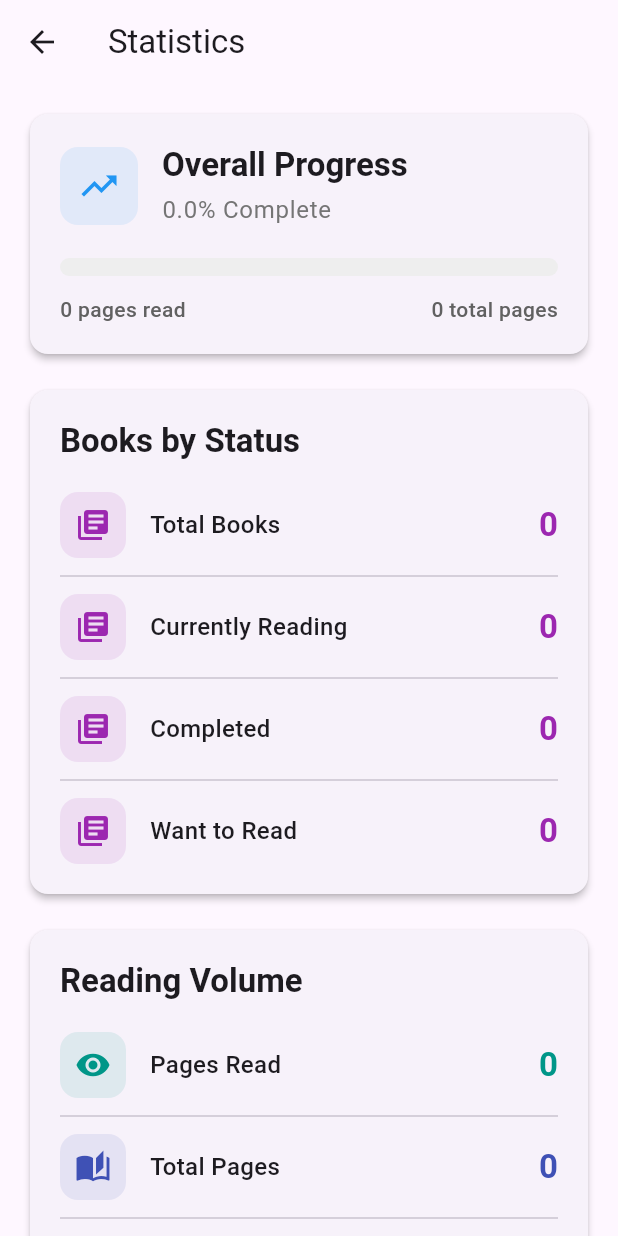
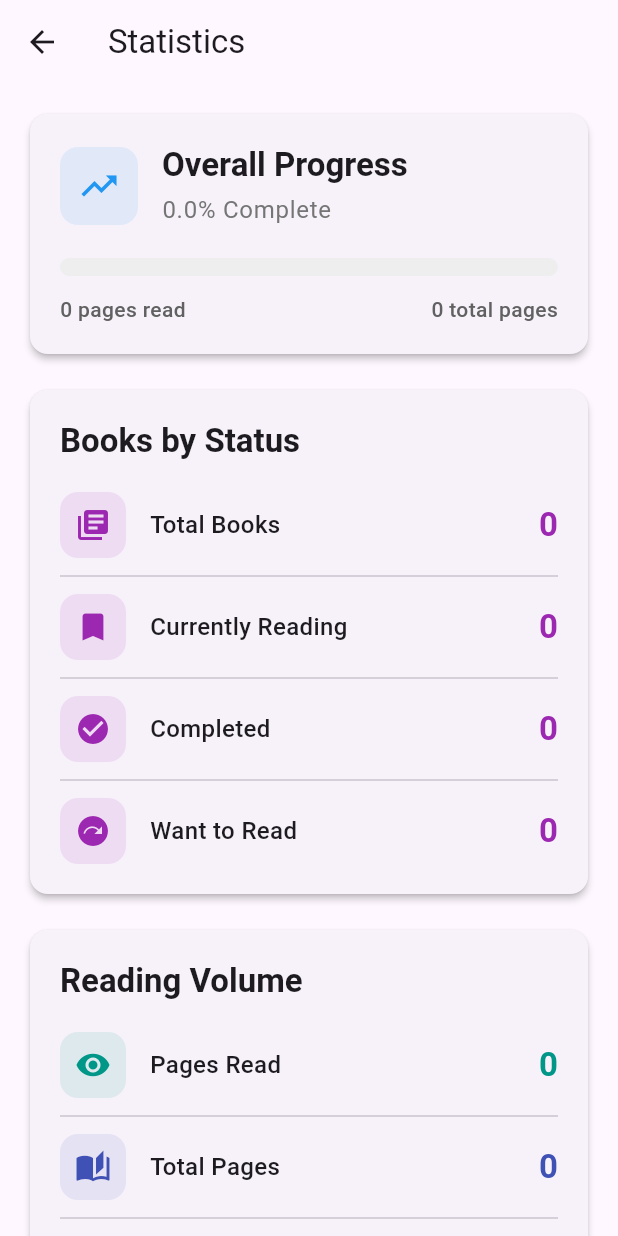
Before and after one commit to NityamJoshi24/BookLibrary, a Flutter app: the screen it shows after launch, after a tap on the "bar chart" icon, on a phone screen of 412 x 824 dp. Run offline on Flutter 3.47's test engine with Material 3 defaults, Android fonts, the phone set to English and light mode, and no system bars; our stand-ins replace flutter_riverpod, shared_preferences.

Commit message:
Stats Added

```diff
--- a/lib/main.dart
+++ b/lib/main.dart
@@ -3,6 +3,7 @@ import 'package:book_library/providers/filter_providers.dart';
 import 'package:book_library/screens/book_details_screen.dart';
 import 'package:book_library/screens/statistics_screen.dart';
 import 'package:flutter/material.dart';
+import 'package:flutter/services.dart';
 import 'package:flutter_riverpod/flutter_riverpod.dart';
 
 import 'models/book.dart';
@@ -130,6 +131,7 @@ class BookListScreen extends ConsumerWidget {
       floatingActionButton: FloatingActionButton(
         onPressed: () => _showAddBookDialog(context, ref),
         child: Icon(Icons.add),
+
       ),
     );
   }
@@ -192,7 +194,13 @@ void _showAddBookDialog(BuildContext context, WidgetRef ref){
             labelText: 'Total Pages',
             border: OutlineInputBorder(),
           ),
-          keyboardType: TextInputType.number,
+          keyboardType: TextInputType.numberWithOptions(
+            decimal: false,
+            signed: false
+          ),
+          inputFormatters: [
+            FilteringTextInputFormatter.digitsOnly
+          ],
         )
       ],
     ),
--- a/lib/screens/statistics_screen.dart
+++ b/lib/screens/statistics_screen.dart
@@ -1,7 +1,5 @@
-import 'package:flutter/cupertino.dart';
 import 'package:flutter/material.dart';
 import 'package:flutter_riverpod/flutter_riverpod.dart';
-
 import '../providers/statistics_provider.dart';
 
 class StatisticsScreen extends ConsumerWidget {
@@ -12,7 +10,7 @@ class StatisticsScreen extends ConsumerWidget {
     final statsAsync = ref.watch(statisticsProvider);
 
     return Scaffold(
-      appBar: AppBar(title: Text('Statistics',),
+      appBar: AppBar(title: const Text('Statistics',),
       elevation: 0,
       ),
 
@@ -22,31 +20,31 @@ class StatisticsScreen extends ConsumerWidget {
             child: Column(
               mainAxisAlignment: MainAxisAlignment.center,
               children: [
-                Icon(Icons.error_outline, size: 48, color: Colors.red,),
-                SizedBox(height: 16,),
+                const Icon(Icons.error_outline, size: 48, color: Colors.red,),
+                const SizedBox(height: 16,),
                 Text('Error: $error'),
               ],
             ),
           ),
-          loading: () => Center(child: CircularProgressIndicator(),)),
+          loading: () => const Center(child: CircularProgressIndicator(),)),
     );
   }
 }
 
 Widget _buildStatsContent(BuildContext context, ReadingStats stats) {
   return SingleChildScrollView(
-    padding: EdgeInsets.all(16),
+    padding: const EdgeInsets.all(16),
     child: Column(
       crossAxisAlignment: CrossAxisAlignment.start,
       children: [
         _buildProgressCard(context, stats),
-        SizedBox(height: 16,),
+        const SizedBox(height: 16,),
 
         _buildBooksStatusCard(context,stats),
-        SizedBox(height: 16,),
+        const SizedBox(height: 16,),
 
         _buildReadingVolumeCard(context, stats),
-        SizedBox(height: 16,),
+        const SizedBox(height: 16,),
 
         _buildQuickStatsGrid(context, stats),
       ],
@@ -143,7 +141,7 @@ Widget _buildBooksStatusCard(BuildContext context, ReadingStats stats) {
   return Card(
     elevation: 2,
     child: Padding(
-      padding: EdgeInsets.all(20),
+      padding: const EdgeInsets.all(20),
       child: Column(
         crossAxisAlignment: CrossAxisAlignment.start,
         children: [
@@ -153,7 +151,7 @@ Widget _buildBooksStatusCard(BuildContext context, ReadingStats stats) {
               fontWeight: FontWeight.bold,
             ),
           ),
-          SizedBox(height: 20,),
+          const SizedBox(height: 20,),
           _buildStatsRow(
             context,
             'Total Books',
@@ -161,28 +159,28 @@ Widget _buildBooksStatusCard(BuildContext context, ReadingStats stats) {
             Icons.library_books,
             Colors.purple,
           ),
-          Divider(height: 24,),
+          const Divider(height: 24,),
           _buildStatsRow(
             context,
             'Currently Reading',
             stats.booksReading.toString(),
-            Icons.library_books,
+            Icons.bookmark,
             Colors.purple,
           ),
-          Divider(height: 24,),
+          const Divider(height: 24,),
           _buildStatsRow(
             context,
             'Completed',
             stats.booksCompleted.toString(),
-            Icons.library_books,
+            Icons.check_circle,
             Colors.purple,
           ),
-          Divider(height: 24,),
+          const Divider(height: 24,),
           _buildStatsRow(
             context,
             'Want to Read',
             stats.booksWantToRead.toString(),
-            Icons.library_books,
+            Icons.next_plan,
             Colors.purple,
           ),
         ],
@@ -195,7 +193,7 @@ Widget _buildBooksStatusCard(BuildContext context, ReadingStats stats) {
 Widget _buildReadingVolumeCard(BuildContext context, ReadingStats stats) {
   return Card(
     elevation: 2,
-    child: Padding(padding: EdgeInsets.all(20),
+    child: Padding(padding: const EdgeInsets.all(20),
     child: Column(
       crossAxisAlignment: CrossAxisAlignment.start,
       children: [
@@ -205,7 +203,7 @@ Widget _buildReadingVolumeCard(BuildContext context, ReadingStats stats) {
             fontWeight: FontWeight.bold
           ),
         ),
-        SizedBox(height: 20,),
+        const SizedBox(height: 20,),
         _buildStatsRow(
           context,
           'Pages Read',
@@ -213,7 +211,7 @@ Widget _buildReadingVolumeCard(BuildContext context, ReadingStats stats) {
           Icons.visibility,
           Colors.teal,
         ),
-        Divider(height: 24,),
+        const Divider(height: 24,),
         _buildStatsRow(
           context,
           'Total Pages',
@@ -221,7 +219,7 @@ Widget _buildReadingVolumeCard(BuildContext context, ReadingStats stats) {
           Icons.auto_stories,
           Colors.indigo,
         ),
-        Divider(height: 24,),
+        const Divider(height: 24,),
         _buildStatsRow(
           context,
           'Pages Remaining',
@@ -246,7 +244,7 @@ Widget _buildQuickStatsGrid(BuildContext context, ReadingStats stats) {
         Icons.auto_graph,
         Colors.cyan
       )),
-      SizedBox(width: 12,),
+      const SizedBox(width: 12,),
       Expanded(child: _buildQuickStatsCard(
         context,
         'In Progress',
@@ -267,18 +265,18 @@ Color color
 ) {
   return Card(
     elevation: 2,
-    child: Padding(padding: EdgeInsets.all(16),
+    child: Padding(padding: const EdgeInsets.all(16),
     child: Column(
       children: [
         Container(
-          padding: EdgeInsets.all(12),
+          padding: const EdgeInsets.all(12),
           decoration: BoxDecoration(
             color: color.withOpacity(0.1),
             borderRadius: BorderRadius.circular(22),
           ),
           child: Icon(icon, color: color, size: 28,),
         ),
-        SizedBox(height: 12,),
+        const SizedBox(height: 12,),
         Text(
           value,
           style: TextStyle(
@@ -287,7 +285,7 @@ Color color
             color: color,
           ),
         ),
-        SizedBox(height: 4,),
+        const SizedBox(height: 4,),
         Text(
           label,
           textAlign: TextAlign.center,
@@ -312,19 +310,19 @@ Widget _buildStatsRow(
   return Row(
     children: [
       Container(
-        padding: EdgeInsets.all(10),
+        padding: const EdgeInsets.all(10),
         decoration: BoxDecoration(
           color: color.withOpacity(0.1),
           borderRadius: BorderRadius.circular(12),
         ),
         child: Icon(icon, color: color, size: 24,),
       ),
-      SizedBox(
+      const SizedBox(
         width: 16,
       ),
       Expanded(child: Text(
         label,
-        style: TextStyle(
+        style: const TextStyle(
           fontSize: 16,
           fontWeight: FontWeight.w500,
         ),
```
